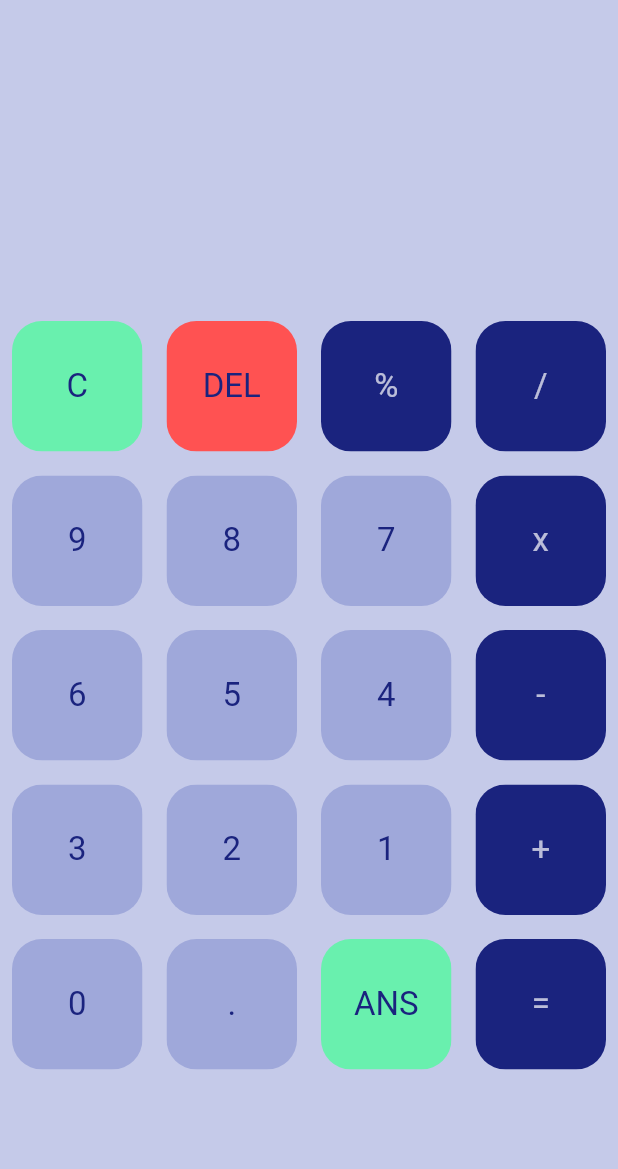
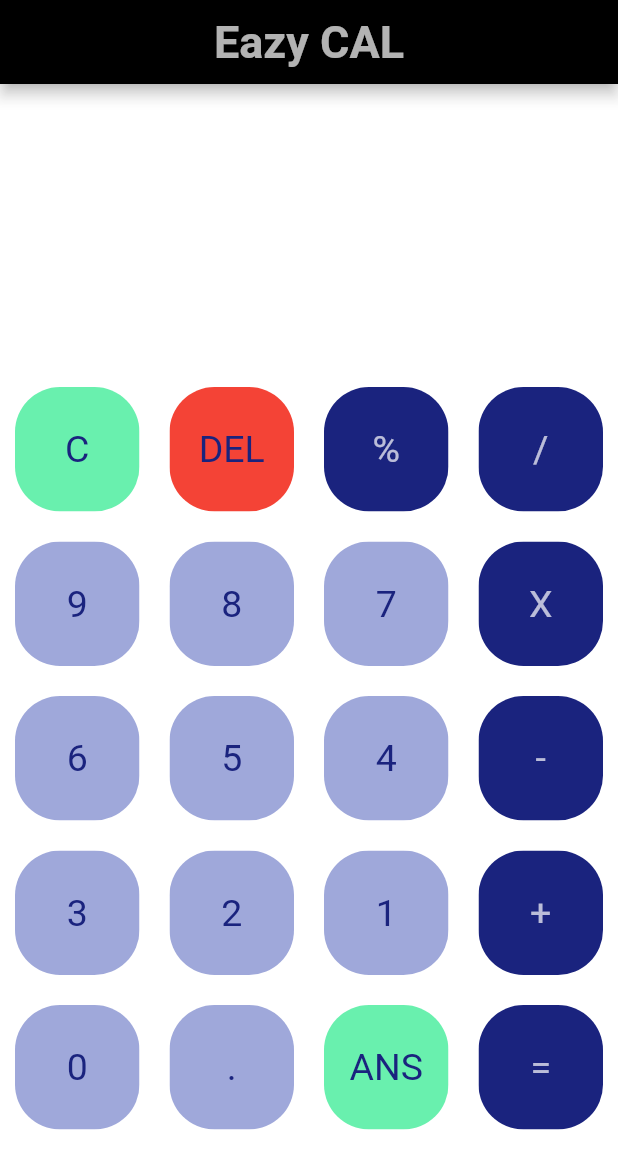
Before and after one commit to Dasunlakshitha/calculator-app, a Flutter app: the screen it shows after launch, on a phone screen of 412 x 824 dp. Shown: the top 1169 px of the screen. Run offline on Flutter 3.47's test engine with Material 2 defaults, Android fonts, the light colour scheme and no system bars; our stand-ins replace math_expressions.

Commit message:
add appBar

```diff
--- a/lib/button.dart
+++ b/lib/button.dart
@@ -13,15 +13,15 @@ class MyButton extends StatelessWidget {
     return GestureDetector(
       onTap: buttonTapped,
       child: Padding(
-        padding: const EdgeInsets.all(8),
+        padding: const EdgeInsets.symmetric(vertical: 10,horizontal: 10),
         child: ClipRRect(
-          borderRadius: BorderRadius.circular(20),
+          borderRadius: BorderRadius.circular(30),
           child: Container(
             color: color,
             child: Center(
               child: Text(
                 buttonText,
-                style: TextStyle(color: textColor, fontSize: 22),
+                style: TextStyle(color: textColor, fontSize: 25,),
               ),
             ),
           ),
--- a/lib/main.dart
+++ b/lib/main.dart
@@ -1,5 +1,7 @@
 import 'package:firstproject/button.dart';
+import 'package:flutter/cupertino.dart';
 import 'package:flutter/material.dart';
+import 'package:flutter/painting.dart';
 import 'package:math_expressions/math_expressions.dart';
 
 void main() {
@@ -18,9 +20,7 @@ class MyApp extends StatelessWidget {
 
 class MyHomePage extends StatefulWidget {
   MyHomePage({Key key, this.title}) : super(key: key);
-
   final String title;
-
   @override
   _MyHomePageState createState() => _MyHomePageState();
 }
@@ -28,9 +28,10 @@ class MyHomePage extends StatefulWidget {
 class _MyHomePageState extends State<MyHomePage> {
   var userQuestion = "";
   var userAnswer = "";
-
-  final myTextStyle = TextStyle(fontSize: 30, color: Colors.indigo[900]);
-
+  final myTextStyle = TextStyle(fontSize: 50.0, color: Colors.indigo[900]);
+  final displayTextStyle = TextStyle(fontSize: 40.0, color: Colors.white,fontWeight: FontWeight.bold);
+  final titleTextStyle = TextStyle(
+      fontSize: 30.0, color: Colors.white70, fontWeight: FontWeight.bold);
   final List<String> buttons = [
     "C",
     "DEL",
@@ -39,7 +40,7 @@ class _MyHomePageState extends State<MyHomePage> {
     "9",
     "8",
     "7",
-    "x",
+    "X",
     "6",
     "5",
     "4",
@@ -51,35 +52,43 @@ class _MyHomePageState extends State<MyHomePage> {
     "0",
     ".",
     "ANS",
-    "="
+    "=",
   ];
   @override
   Widget build(BuildContext context) {
     return Scaffold(
-      backgroundColor: Colors.indigo[100],
+      appBar: AppBar(
+        backgroundColor: Colors.black,
+        centerTitle: true,
+        title: Text(
+        "Eazy CAL",
+        style: titleTextStyle,
+      ),
+      ),
+      backgroundColor: Colors.white12,
       body: Column(
         children: <Widget>[
           Expanded(
             child: Container(
               child: Column(
-                mainAxisAlignment: MainAxisAlignment.spaceEvenly,
+                mainAxisAlignment: MainAxisAlignment.spaceBetween,
                 children: <Widget>[
                   SizedBox(
-                    height: 50,
+                    height: 10,
                   ),
                   Container(
                       padding: EdgeInsets.all(20),
                       alignment: Alignment.centerLeft,
                       child: Text(
                         userQuestion,
-                        style: TextStyle(fontSize: 20),
+                        style: displayTextStyle,
                       )),
                   Container(
                       padding: EdgeInsets.all(20),
                       alignment: Alignment.centerRight,
                       child: Text(
                         userAnswer,
-                        style: TextStyle(fontSize: 20),
+                        style: displayTextStyle,
                       ))
                 ],
               ),
@@ -116,7 +125,7 @@ class _MyHomePageState extends State<MyHomePage> {
                       });
                     },
                     buttonText: buttons[index],
-                    color: Colors.redAccent,
+                    color: Colors.red,
                     textColor: Colors.indigo[900],
                   );
                   //equal button
@@ -167,8 +176,13 @@ class _MyHomePageState extends State<MyHomePage> {
     );
   }
 
-  bool isOperator(String x) {
-    if (x == "%" || x == "/" || x == "x" || x == "-" || x == "+" || x == "=") {
+  bool isOperator(String operator) {
+    if (operator == "%" ||
+        operator == "/" ||
+        operator == "X" ||
+        operator == "-" ||
+        operator == "+" ||
+        operator == "=") {
       return true;
     }
     return false;
@@ -176,7 +190,7 @@ class _MyHomePageState extends State<MyHomePage> {
 
   void equalPressed() {
     String finalQuestion = userQuestion;
-    finalQuestion = finalQuestion.replaceAll("x", "*");
+    finalQuestion = finalQuestion.replaceAll("X", "*");
 
     Parser p = Parser();
     Expression exp = p.parse(finalQuestion);
```
Also changed, not shown: pubspec.lock.
